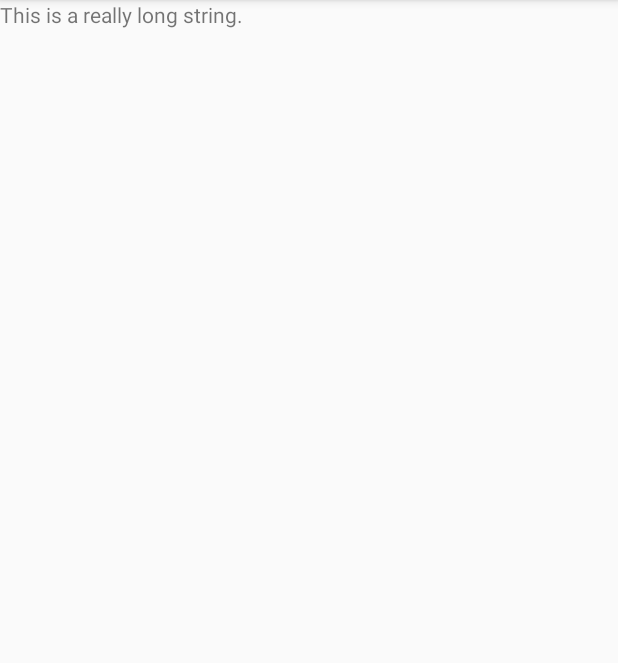
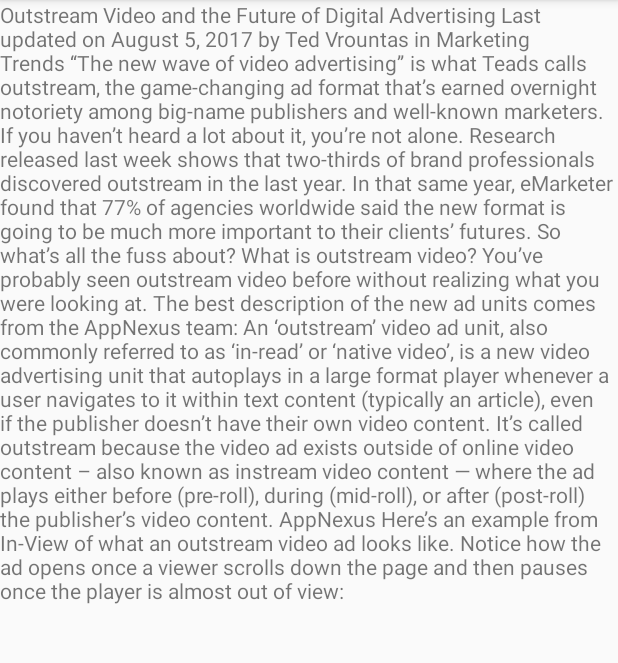
Before and after one commit to jimrain/VCOutstreamAds-Android, an Android app: the screen it shows after launch (ArticleListActivity), on a phone screen of 412 x 824 dp, the part 84-747 px from its top. Run offline under Robolectric (Android 15) with nearby library versions, the phone set to English and light mode, and no system bars; libraries missing offline, so code that uses them is left out: com.brightcove.player; 3 statements that could not run were skipped.

Commit message:
Adding CDATA strings

```diff
--- a/app/src/main/res/values/strings.xml
+++ b/app/src/main/res/values/strings.xml
@@ -4,14 +4,49 @@
     <string name="policy">"BCpkADawqM3dCmAPU7-jl0hHWW8097dehsjhdHYeCZVO3HbClNSwbtBpZkhuDuab141BnGkFL_xvPCif9v6Sz5A27pFUo8-qFuq42J6vzrXnLkmeLzGkQ1HzNdow2rI0qmhyPaEEhSGTPpW9"</string>
     <string name="text_item_1">
         <![CDATA[
-This is a really
-long string.
+        Outstream Video and the Future of Digital Advertising
+Last updated on August 5, 2017 by Ted Vrountas in Marketing Trends
+
+
+“The new wave of video advertising” is what Teads calls outstream, the game-changing ad format that’s earned overnight notoriety among big-name publishers and well-known marketers.
+
+If you haven’t heard a lot about it, you’re not alone. Research released last week shows that two-thirds of brand professionals discovered outstream in the last year. In that same year, eMarketer found that 77% of agencies worldwide said the new format is going to be much more important to their clients’ futures.
+
+So what’s all the fuss about?
+
+What is outstream video?
+You’ve probably seen outstream video before without realizing what you were looking at. The best description of the new ad units comes from the AppNexus team:
+
+An ‘outstream’ video ad unit, also commonly referred to as ‘in-read’ or ‘native video’, is a new video advertising unit that autoplays in a large format player whenever a user navigates to it within text content (typically an article), even if the publisher doesn’t have their own video content. It’s called outstream because the video ad exists outside of online video content – also known as instream video content — where the ad plays either before (pre-roll), during (mid-roll), or after (post-roll) the publisher’s video content.
+
+AppNexus
+Here’s an example from In-View of what an outstream video ad looks like. Notice how the ad opens once a viewer scrolls down the page and then pauses once the player is almost out of view:
 ]]>
     </string>
     <string name="text_item_2">
         <![CDATA[
-This is another sort of
-long string.
+ The rest of the definition varies depending on who you ask. Google says an outstream ad is “typically without sound. Interstitials, Native, and In-Feed are types of outstream video. The okay autoplay silent video on Facebook is a good example of outstream.”
+
+But Mark Book, VP of Digitas Studios, disagrees.“What I do not consider to be outstream are placements within a feed – so Facebook, Instagram and BuzzFeed,” he said. “I would consider this to be pure native in-feed advertising.”
+
+As such a new format, it’s not surprising there’s no universally accepted definition of it yet. What early adopters can agree on, however, is that outstream video is poised for major growth.
+
+Why outstream video? Why now?
+The “play” button has been called the most compelling call-to-action on the web. By 2019, online videos are expected to generate 15.4 billion in spend, and hog 80 percent of all internet traffic. The reason, Eric Wheeler says in a blog post for ClickZ, is video’s ability to “cut through the clutter and engage target audiences.”
+
+By 2019, online videos are expected to generate $15.4B in spend, and hog 80 percent of all internet traffic.
+
+Big publishers like Buzzfeed already generate more than 50 percent of their ad revenue from online video, and in two years, that number is expected to change to 75 percent. What’s also changing is how those video placements are bought by advertisers and shown to audiences.
+
+Up until fairly recently, if you wanted to run a video ad online, you had to do so before or during an actual video. That meant publishers without video content couldn’t sell space for video ads, and advertisers were restricted to running campaigns within video players on sites like YouTube. It also meant that viewers had to wait for the “skip” button to appear before they could watch a clip.
+
+But now, with outstream, you can publish video ads in all kinds of content, like editorial pieces for example. You can also publish them natively, which works toward solving a problem that Google’s Paul Muret spoke about at the DoubleClick Leadership Summit in July:
+
+If ads are not integrated well it can lead to ad blindness, or worse annoyance, and ad blocking. As an industry we need to come together and come up with a better experience.
+
+Paul Muret
+The less-intrusive nature of these ads (you can scroll by them if you want), along with their expanded reach, makes them “far more valuable,” says Bertrand Quesada, CEO of outstream ad marketplace, Teads. “This is going to be as big as pre-roll advertising,” he added.
+
 ]]>
     </string>
     <string name="videoId">5269117590001</string>
```
